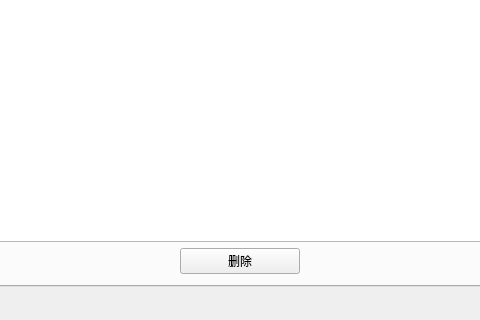
Old version of the form iTmsTest/iTmsTest.ui in the repository fzlgejiao/PTMS; both pictures show x 350 to 830 and y 480 to 800 of the 1200 by 800 pixel window.
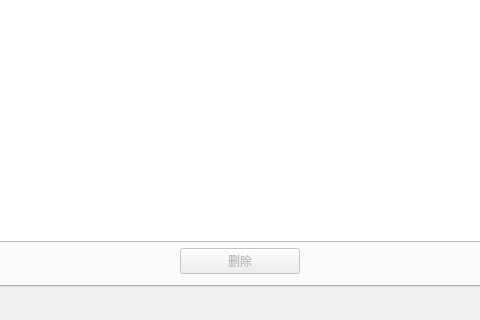
New version of the form. The open tabs and pages were chosen to show the change.

```diff
--- a/iTmsTest/iTmsTest.ui
+++ b/iTmsTest/iTmsTest.ui
@@ -366,6 +366,9 @@
          <layout class="QHBoxLayout" name="horizontalLayout_2">
           <item>
            <widget class="QPushButton" name="btnDelete">
+            <property name="enabled">
+             <bool>false</bool>
+            </property>
             <property name="maximumSize">
              <size>
               <width>120</width>
```
Left out of the diff: 33 changed lines with no effect on the pictures.
